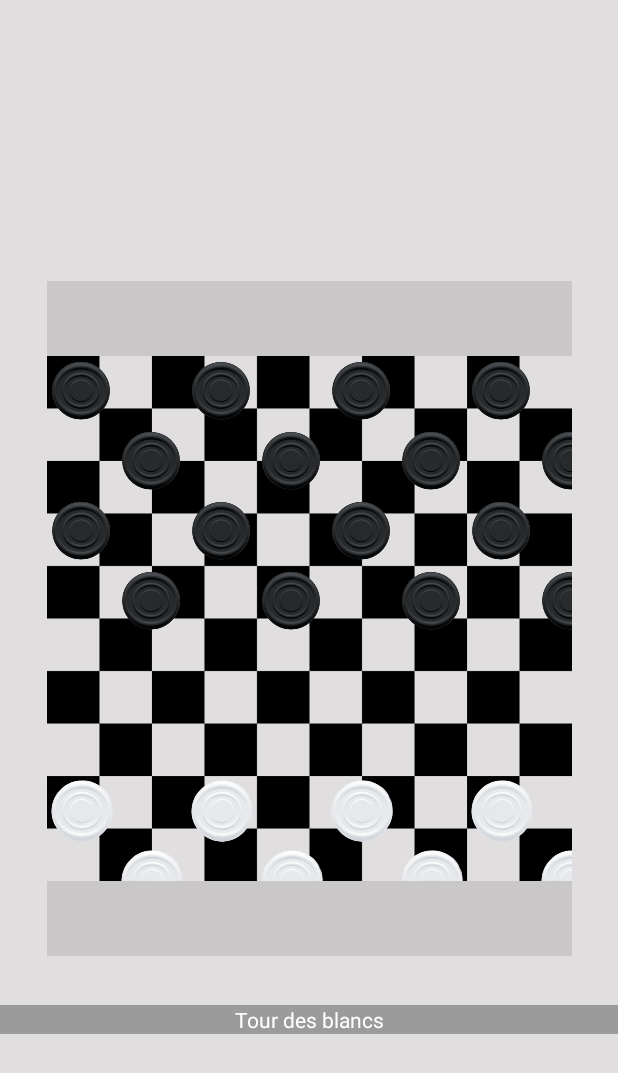
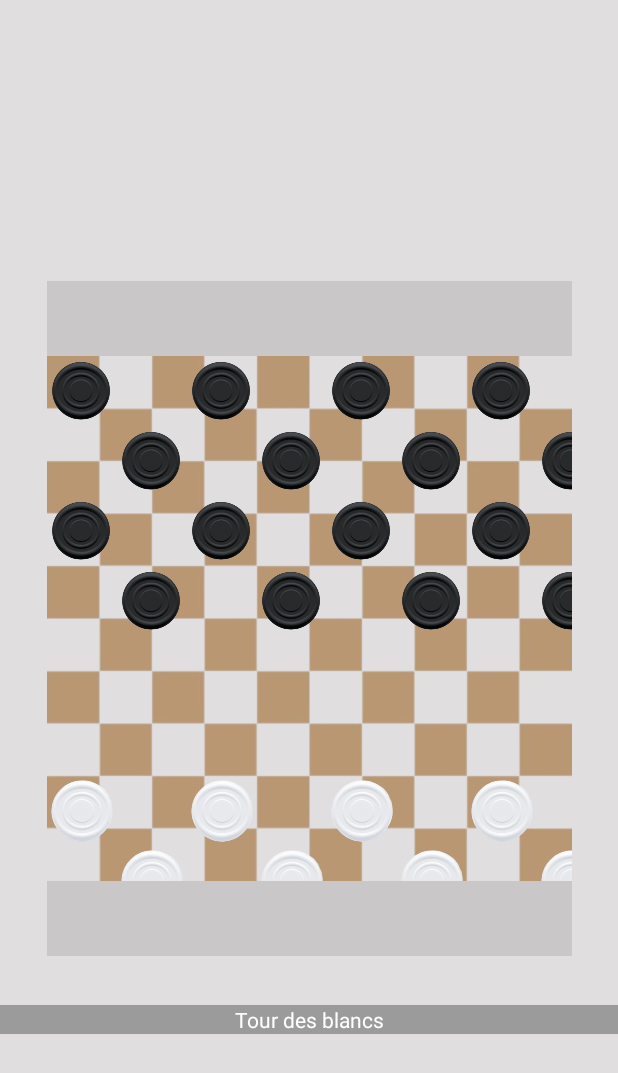
Before and after one commit to Alassane-diaa/jeuDeDame, an Android app: the VsPlayer screen opened directly, with no data from a screen before it, on a phone screen of 412 x 824 dp. Shown: the top 1073 px of the screen. Run offline under Robolectric (Android 15) with nearby library versions, the phone set to English and light mode, and no system bars.

Commit message:
Changement de la couleur de la grille

```diff
--- a/app/src/main/res/layout/activity_vs_player.xml
+++ b/app/src/main/res/layout/activity_vs_player.xml
@@ -13,7 +13,7 @@
         android:id="@+id/grid"
         android:layout_width="350dp"
         android:layout_height="350dp"
-        android:background="@drawable/damier"
+        android:background="@drawable/damier_marron"
         android:columnCount="10"
         android:rowCount="10"
         app:layout_constraintBottom_toBottomOf="parent"
```
Also changed, not shown: app/src/main/res/drawable/damier_marron.png (added).
